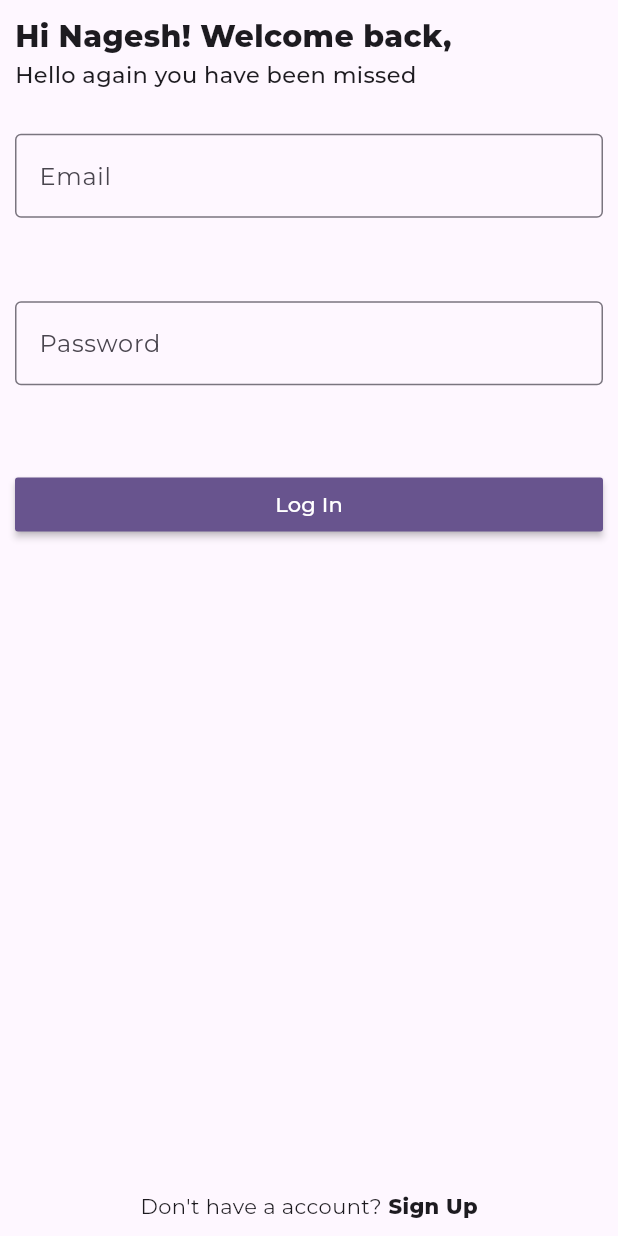
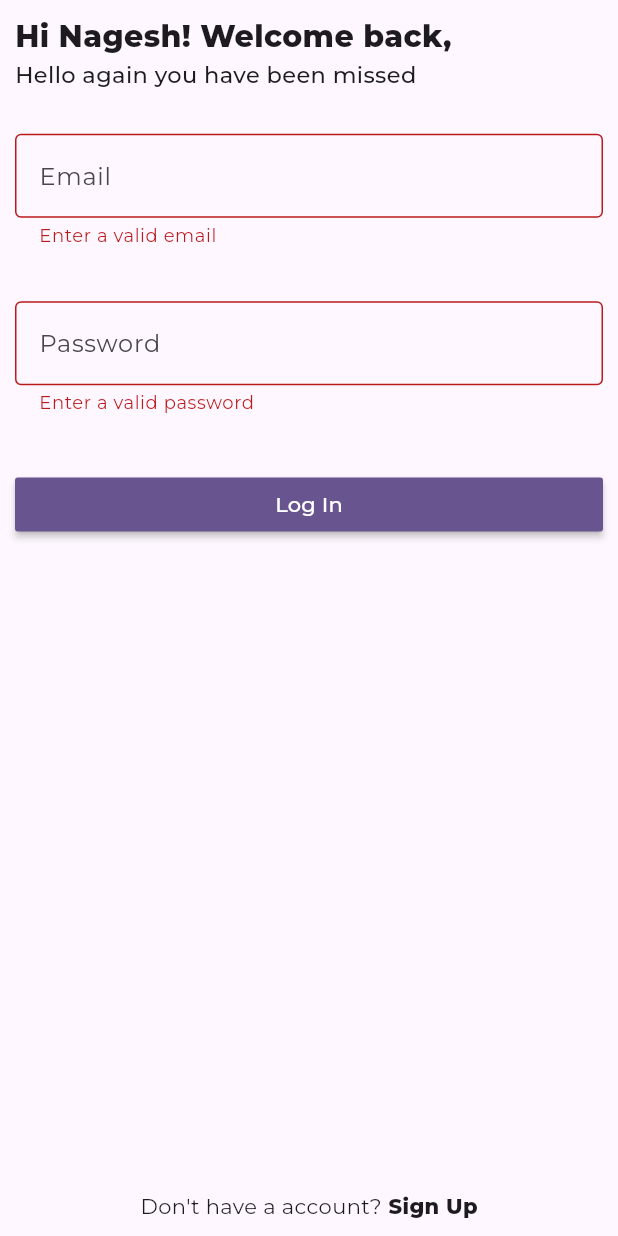
Before and after one commit to nageshSp3107/flutterchatapp, a Flutter app: the screen it shows after launch, after a tap on "Log In", on a phone screen of 412 x 824 dp. Run offline on Flutter 3.47's test engine with Material 3 defaults, Android fonts, the light colour scheme and no system bars; our stand-ins replace firebase_auth, firebase_core, get_it, google_fonts; accounts and stored records are empty.

Commit message:
FirebaseAuth service connected to Login Screen

```diff
--- a/lib/main.dart
+++ b/lib/main.dart
@@ -1,25 +1,35 @@
 import 'package:flutter/material.dart';
+import 'package:flutterapp/services/auth_service.dart';
+import 'package:flutterapp/services/navigation_service.dart';
+import 'package:get_it/get_it.dart';
 import 'utils.dart';
-import 'pages/login_screen.dart';
 import 'package:google_fonts/google_fonts.dart';
 
-void main() async{
+void main() async {
   await setUp();
-  runApp(const MyApp());
+  runApp(MyApp());
 }
 
-Future<void> setUp() async{
+Future<void> setUp() async {
   WidgetsFlutterBinding.ensureInitialized();
   await setUpFireBase();
+  await registerServices();
 }
 
 class MyApp extends StatelessWidget {
-  const MyApp({super.key});
+  final GetIt _getIt = GetIt.instance;
+  late AuthService _authService;
+  late NavigationService _navigationService;
+  MyApp({super.key}) {
+    _navigationService = _getIt.get<NavigationService>();
+    _authService = _getIt.get<AuthService>();
+  }
 
   // This widget is the root of your application.
   @override
   Widget build(BuildContext context) {
     return MaterialApp(
+      navigatorKey: _navigationService.navigatorKey,
       debugShowCheckedModeBanner: false,
       title: 'Flutter Demo',
       theme: ThemeData(
@@ -27,7 +37,8 @@ class MyApp extends StatelessWidget {
         useMaterial3: true,
         textTheme: GoogleFonts.montserratTextTheme(),
       ),
-      home: LoginScreen(),
+      initialRoute: _authService.user != null ? "/home" : "/login",
+      routes: _navigationService.routes,
     );
   }
 }
--- a/lib/pages/login_screen.dart
+++ b/lib/pages/login_screen.dart
@@ -1,5 +1,9 @@
 import 'package:flutter/material.dart';
+import 'package:flutterapp/consts.dart';
+import 'package:flutterapp/services/auth_service.dart';
+import 'package:flutterapp/services/navigation_service.dart';
 import 'package:flutterapp/widgets/custom_formfield.dart';
+import 'package:get_it/get_it.dart';
 
 class LoginScreen extends StatefulWidget {
   const LoginScreen({super.key});
@@ -9,6 +13,18 @@ class LoginScreen extends StatefulWidget {
 }
 
 class _LoginScreenState extends State<LoginScreen> {
+  final GetIt _getIt = GetIt.instance;
+  late AuthService _authService;
+  final GlobalKey<FormState> _loginFormKey = GlobalKey();
+  String? email, password;
+  late NavigationService _navigationService;
+  @override
+  void initState() {
+    super.initState();
+    _authService = _getIt.get<AuthService>();
+    _navigationService = _getIt.get<NavigationService>();
+  }
+
   @override
   Widget build(BuildContext context) {
     return buildUI();
@@ -18,12 +34,12 @@ class _LoginScreenState extends State<LoginScreen> {
     return Scaffold(
       resizeToAvoidBottomInset: false,
       body: SafeArea(
-        child: login_contents(),
+        child: _loginContents(),
       ),
     );
   }
 
-  Widget login_contents() {
+  Widget _loginContents() {
     return Padding(
       padding: const EdgeInsets.all(10.0),
       child: Column(
@@ -60,21 +76,36 @@ class _LoginScreenState extends State<LoginScreen> {
   }
 
   Widget _loginForm() {
-    return Container(
+    return SizedBox(
       height: MediaQuery.sizeOf(context).height * 0.40,
       child: Form(
+        key: _loginFormKey,
         child: Column(
           mainAxisSize: MainAxisSize.max,
           mainAxisAlignment: MainAxisAlignment.spaceEvenly,
           crossAxisAlignment: CrossAxisAlignment.center,
           children: [
-            CustomFormField(
+            OutlinedTextFormField(
               hintString: 'Email',
               height: MediaQuery.sizeOf(context).height * 0.1,
+              validationRegExp: EMAIL_VALIDATION_REGEX,
+              onSaved: (value) {
+                setState(() {
+                  email = value;
+                });
+              },
             ),
-            CustomFormField(
-                hintString: 'Password',
-                height: MediaQuery.sizeOf(context).height * 0.1),
+            OutlinedTextFormField(
+              hintString: 'Password',
+              height: MediaQuery.sizeOf(context).height * 0.1,
+              validationRegExp: PASSWORD_VALIDATION_REGEX,
+              onSaved: (value) {
+                setState(() {
+                  password = value;
+                });
+              },
+              obsecureText: true,
+            ),
             _loginButton(),
           ],
         ),
@@ -86,7 +117,17 @@ class _LoginScreenState extends State<LoginScreen> {
     return SizedBox(
       width: MediaQuery.sizeOf(context).width,
       child: MaterialButton(
-        onPressed: () {},
+        onPressed: () async {
+          if (_loginFormKey.currentState?.validate() ?? false) {
+            _loginFormKey.currentState?.save();
+            bool hasLogged = await _authService.login(email!, password!);
+            if (hasLogged) {
+              _navigationService.pushReplacementNamed("/home");
+            } else {
+              print("Error");
+            }
+          }
+        },
         color: Theme.of(context).colorScheme.primary,
         child: const Text(
           'Log In',
@@ -97,14 +138,14 @@ class _LoginScreenState extends State<LoginScreen> {
   }
 
   Widget _createAccountLink() {
-    return Expanded(
+    return const Expanded(
         child: Row(
       mainAxisSize: MainAxisSize.max,
       mainAxisAlignment: MainAxisAlignment.center,
       crossAxisAlignment: CrossAxisAlignment.end,
       children: [
-        const Text("Don't have a account?"),
-        const Text(
+        Text("Don't have a account?"),
+        Text(
           " Sign Up",
           style: TextStyle(fontWeight: FontWeight.w800),
         )
--- a/lib/utils.dart
+++ b/lib/utils.dart
@@ -1,6 +1,17 @@
 import 'package:firebase_core/firebase_core.dart';
 import 'package:flutterapp/firebase_options.dart';
+import 'package:flutterapp/services/auth_service.dart';
+import 'package:flutterapp/services/navigation_service.dart';
+import 'package:get_it/get_it.dart';
 
-Future<void> setUpFireBase() async{
-  await Firebase.initializeApp(options: DefaultFirebaseOptions.currentPlatform,);
+Future<void> setUpFireBase() async {
+  await Firebase.initializeApp(
+    options: DefaultFirebaseOptions.currentPlatform,
+  );
 }
+
+Future<void> registerServices() async {
+  final getIt = GetIt.instance;
+  getIt.registerSingleton<AuthService>(AuthService());
+  getIt.registerSingleton<NavigationService>(NavigationService());
+}
--- a/lib/widgets/custom_formfield.dart
+++ b/lib/widgets/custom_formfield.dart
@@ -1,21 +1,36 @@
 import 'package:flutter/material.dart';
 
-class CustomFormField extends StatelessWidget {
+class OutlinedTextFormField extends StatelessWidget {
   final String hintString;
   final double height;
+  final RegExp validationRegExp;
+  final bool obsecureText;
+  final void Function(String?) onSaved;
 
-  const CustomFormField(
-      {super.key, required this.hintString, required this.height,});
+  const OutlinedTextFormField({
+    super.key,
+    required this.hintString,
+    required this.height,
+    required this.validationRegExp,
+    required this.onSaved,
+    this.obsecureText = false,
+  });
 
   @override
   Widget build(BuildContext context) {
     return SizedBox(
       height: height,
       child: TextFormField(
+        onSaved: onSaved,
+        obscureText: obsecureText,
+        validator: (value) {
+          if (value != null && validationRegExp.hasMatch(value)) {
+            return null;
+          }
+          return "Enter a valid ${hintString.toLowerCase()}";
+        },
         decoration: InputDecoration(
-            hintText: hintString,
-            border: const OutlineInputBorder()
-        ),
+            hintText: hintString, border: const OutlineInputBorder()),
       ),
     );
   }
```
Also changed, not shown: pubspec.lock.
